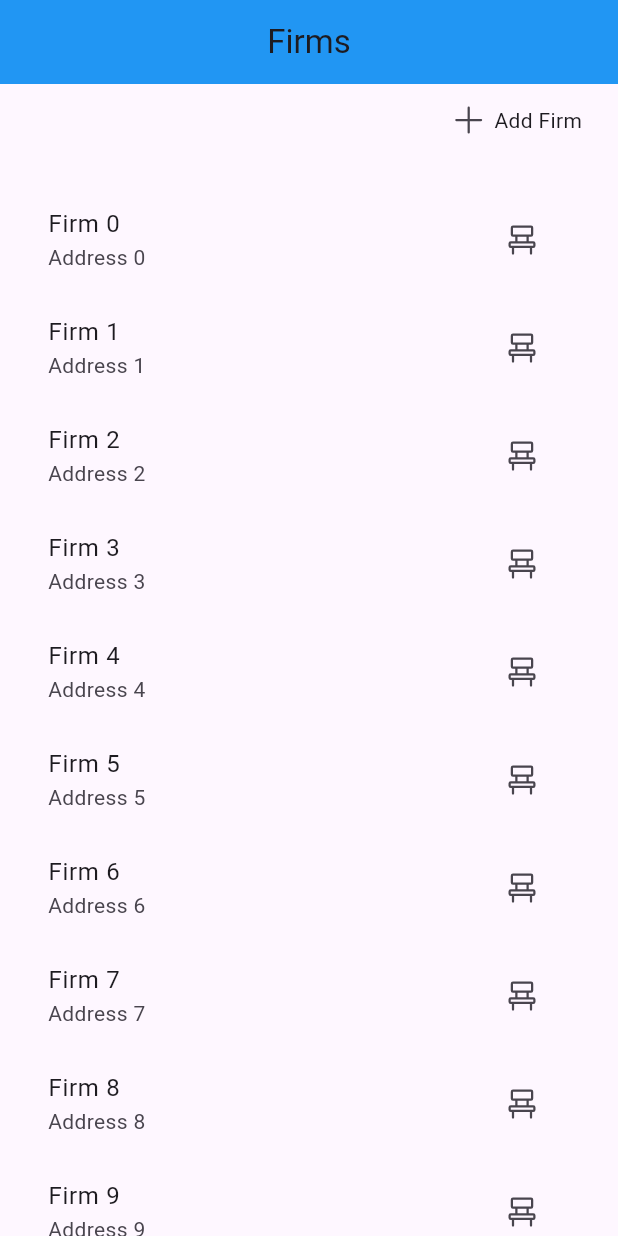
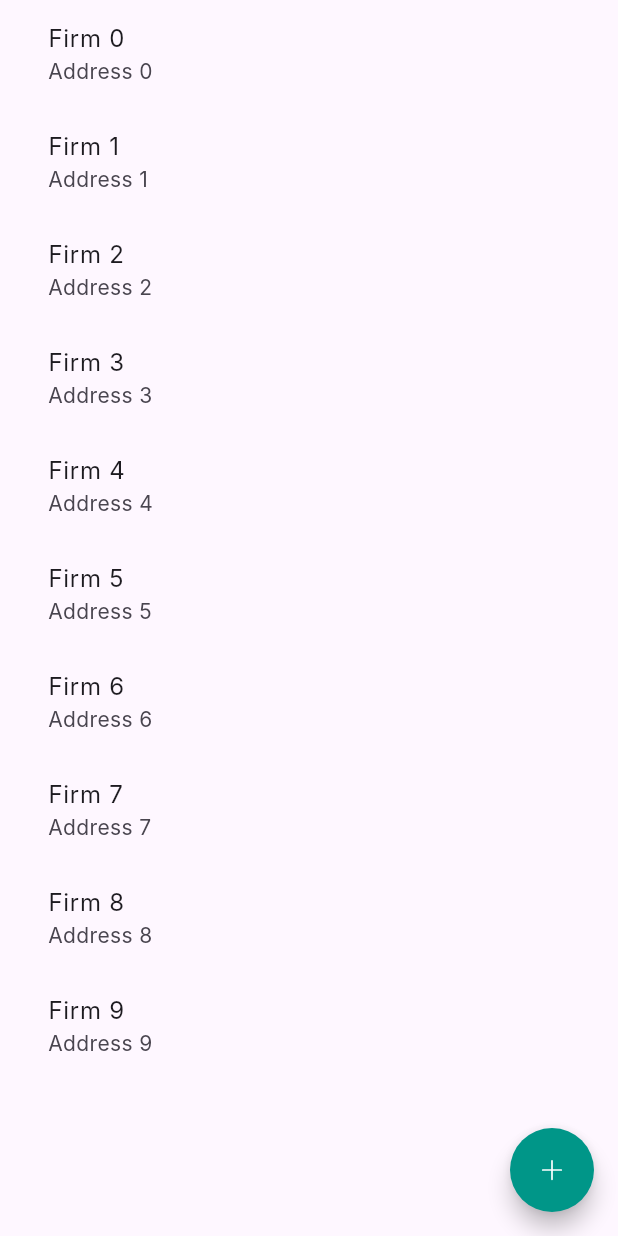
Before and after one commit to absharul/Hisab-Desktop, a Flutter app: the ScreenSiteListing screen opened by its route, on a phone screen of 412 x 824 dp. Run offline on Flutter 3.47's test engine with Material 3 defaults, Android fonts, the phone set to English and light mode, and no system bars; our stand-ins replace go_router, objectbox, phosphor_flutter; missing offline and left inert: circular_menu; generated files the repository leaves out were written again; Roboto replaces fonts that are missing (Inter).

Commit message:
Added new theme to the application

```diff
--- a/lib/main.dart
+++ b/lib/main.dart
@@ -1,6 +1,7 @@
 import 'package:flutter/material.dart';
 import 'package:hisab/objectbox.dart';
 import 'package:hisab/routes/route.dart';
+import 'package:hisab/theme.dart';
 
 late ObjectBox objectbox;
 
@@ -21,10 +22,7 @@ class MyApp extends StatelessWidget {
     return MaterialApp.router(
       title: 'Hisab',
       debugShowCheckedModeBanner: false,
-      theme: ThemeData(
-        colorScheme: ColorScheme.fromSeed(seedColor: Colors.deepPurple),
-        useMaterial3: true,
-      ),
+      theme: appTheme,
       routerConfig: router,
     );
   }
--- a/lib/routes/route.dart
+++ b/lib/routes/route.dart
@@ -1,5 +1,6 @@
 import 'package:go_router/go_router.dart';
 import 'package:hisab/screens/screen_home.dart';
+import 'package:hisab/screens/screen_site_details.dart';
 import 'package:hisab/screens/screen_site_list.dart';
 
 import '../screens/screen_firm_list.dart';
@@ -18,6 +19,10 @@ final router = GoRouter(
     GoRoute(
       path: "/sites",
       builder: (context, state) => const ScreenSiteListing(),
+    ),
+    GoRoute(
+      path: "/sites/id",
+      builder: (context, state) => const ScreenSiteDetails(),
     )
   ],
 );
--- a/lib/screens/screen_site_list.dart
+++ b/lib/screens/screen_site_list.dart
@@ -1,4 +1,5 @@
 import 'package:flutter/material.dart';
+import 'package:hisab/routes/route.dart';
 import 'package:phosphor_flutter/phosphor_flutter.dart';
 
 class ScreenSiteListing extends StatelessWidget {
@@ -7,47 +8,72 @@ class ScreenSiteListing extends StatelessWidget {
   @override
   Widget build(BuildContext context) {
     return Scaffold(
-      appBar: AppBar(
-        backgroundColor: Colors.blue,
-        title: const Text("Firms"),
-        centerTitle: true,
-      ),
       body: Padding(
         padding: const EdgeInsets.symmetric(horizontal: 16.0),
-        child: Column(children: [
-          Row(
-            mainAxisAlignment: MainAxisAlignment.end,
+        child: Column(
           children: [
-              IconButton(
-                icon: Row(
-                  children: [
-                    Icon(PhosphorIcons.plus()),
-                    const SizedBox(width: 5),
-                    const Text("Add Firm")
-                  ],
-                ),
-                onPressed: () {},
-              )
-            ],
-          ),
-          const SizedBox(height: 20),
             Expanded(
               child: ListView.builder(
                 itemCount: 10,
                 itemBuilder: (context, index) {
                   return ListTile(
+                    onTap: () {
+                      router.push("/sites/id");
+                    },
                     title: Text("Firm $index"),
                     subtitle: Text("Address $index"),
-                  trailing: IconButton(
-                    icon: Icon(PhosphorIcons.chair()),
-                    onPressed: () {},
-                  ),
                   );
                 },
               ),
             )
-        ]),
+          ],
+        ),
+      ),
+      floatingActionButton: FloatingActionButton(
+        onPressed: () => addSitePressed(context),
+        shape: const RoundedRectangleBorder(
+            borderRadius: BorderRadius.all(Radius.circular(50))),
+        child: Icon(
+          PhosphorIcons.plus(),
+          color: Colors.white,
+        ),
       ),
     );
   }
+
+  void addSitePressed(BuildContext context) async {
+    final nameController = TextEditingController();
+    return showDialog(
+        context: context,
+        builder: (ctx) {
+          return Dialog(
+            child: Container(
+              width: 200,
+              height: 150,
+              padding: const EdgeInsets.all(10),
+              color: Colors.white,
+              child: Column(
+                children: [
+                  const Text("Add Sites"),
+                  const SizedBox(height: 10),
+                  TextField(
+                    controller: nameController,
+                    decoration: const InputDecoration(hintText: "Name"),
+                  ),
+                  const SizedBox(height: 10),
+                  ElevatedButton(
+                    onPressed: () {
+                      // final firm = ModelFirm();
+                      // firm.name = nameController.text;
+                      // int firmId = objectbox.store.box<ModelFirm>().put(firm);
+                      // log("Firm added with id: $firmId");
+                    },
+                    child: const Text("Add"),
+                  )
+                ],
+              ),
+            ),
+          );
+        });
   }
+}
--- /dev/null
+++ b/lib/theme.dart
@@ -0,0 +1,41 @@
+import 'package:flutter/material.dart';
+
+ThemeData appTheme = ThemeData(
+  primarySwatch: Colors.blue,
+  useMaterial3: true,
+  fontFamily: 'Inter',
+  appBarTheme: const AppBarTheme(
+    iconTheme: IconThemeData(
+      color: Colors.white,
+    ),
+    actionsIconTheme: IconThemeData(
+      color: Colors.white,
+    ),
+    titleTextStyle: TextStyle(
+      fontSize: 24,
+      fontWeight: FontWeight.bold,
+    ),
+    color: Colors.teal,
+    centerTitle: true,
+  ),
+  inputDecorationTheme: const InputDecorationTheme(
+    border: OutlineInputBorder(
+      borderSide: BorderSide(color: Colors.blue),
+    ),
+  ),
+  tabBarTheme: const TabBarTheme(
+      dividerColor: Colors.grey,
+      dividerHeight: 3,
+      indicatorColor: Colors.teal,
+      unselectedLabelColor: Colors.grey,
+      labelColor: Colors.teal,
+      indicatorSize: TabBarIndicatorSize.tab,
+      labelStyle: TextStyle(
+        fontSize: 18,
+        fontWeight: FontWeight.bold,
+      )),
+  floatingActionButtonTheme: const FloatingActionButtonThemeData(
+    backgroundColor: Colors.teal,
+    iconSize: 18,
+  ),
+);
--- a/pubspec.yaml
+++ b/pubspec.yaml
@@ -43,6 +43,7 @@ dependencies:
   objectbox: ^4.0.1
   objectbox_flutter_libs: any
   phosphor_flutter: ^2.1.0
+  circular_menu: ^4.0.0
 
 dev_dependencies:
   flutter_test:
```
Also changed, not shown: lib/screens/screen_firm_list.dart (+12 -18 lines), lib/screens/screen_home.dart (+46 -35 lines), lib/screens/screen_site_details.dart (added, +50 -0 lines), lib/screens/widgets/widget_button.dart (added, +31 -0 lines), pubspec.lock. Lines whose indentation alone changed are shown as unchanged.
